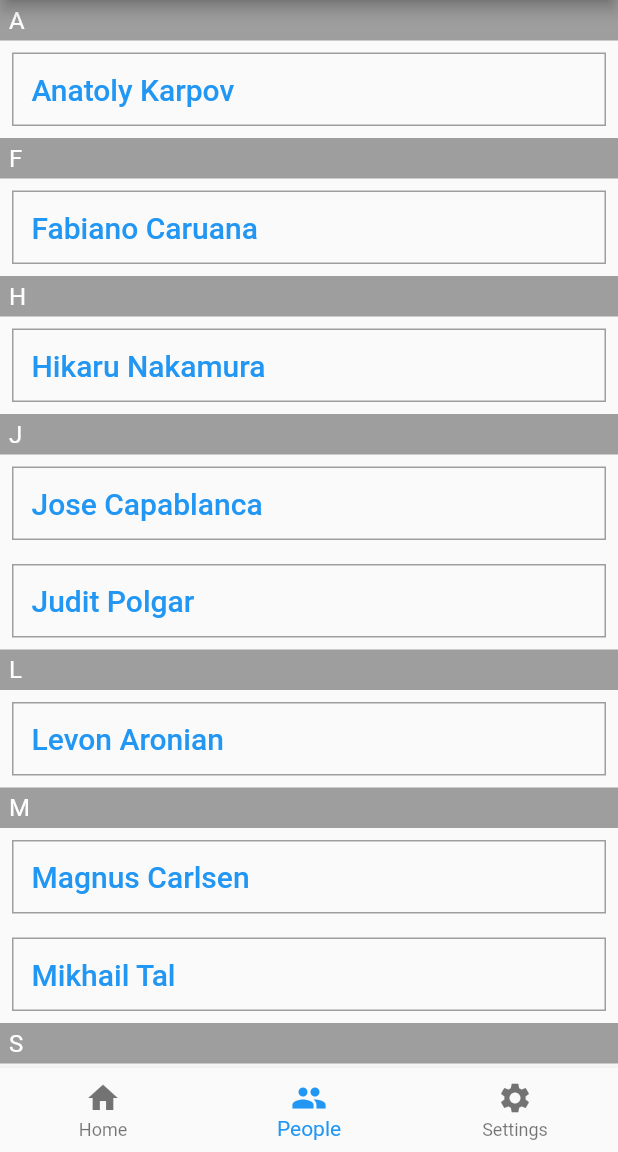
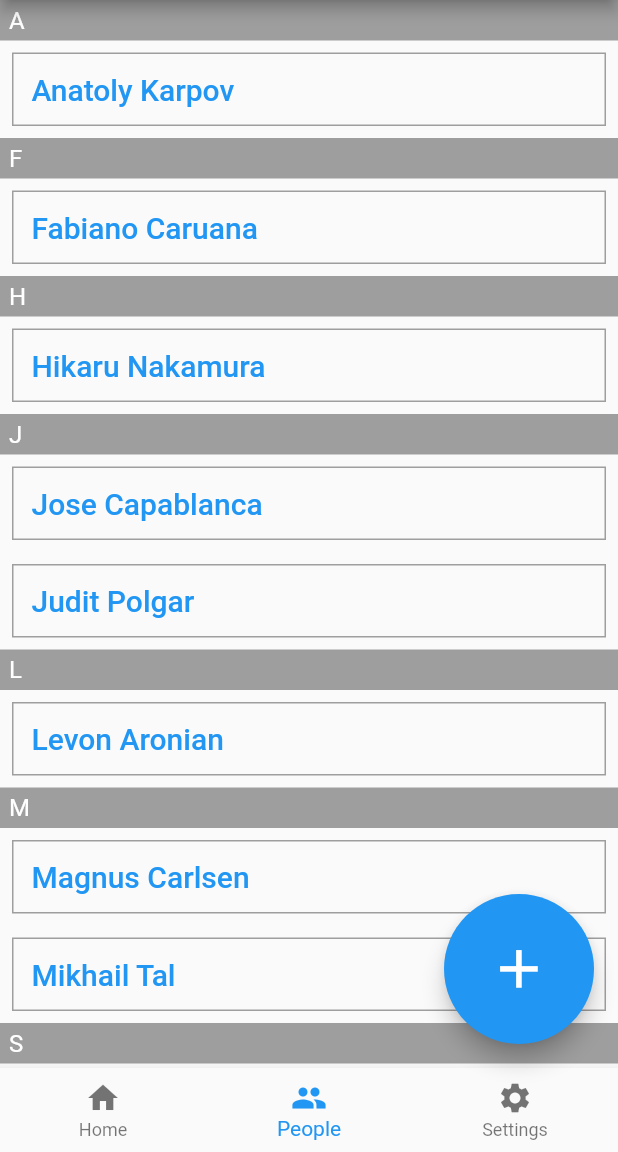
Before and after one commit to eeoooue/BirthdayTracker, a Flutter app: the ProfileDirectory screen opened by its route, on a phone screen of 412 x 824 dp, the part 84-1236 px from its top. Run offline on Flutter 3.47's test engine with Material 2 defaults, Android fonts, the phone set to English and light mode, and no system bars.

Commit message:
added FloatingActionButton to ProfileDirectory for adding BirthdayProfiles to the app

```diff
--- a/birthdaytracker/lib/pages/profiledirectory.dart
+++ b/birthdaytracker/lib/pages/profiledirectory.dart
@@ -1,5 +1,8 @@
 import 'dart:collection';
 
+import 'package:birthdaytracker/pages/addprofile.dart';
+import 'package:birthdaytracker/pages/homefeed.dart';
+import 'package:birthdaytracker/pages/viewprofile.dart';
 import 'package:flutter/material.dart';
 import '../models/birthdayprofile.dart';
 import '../widgets/directoryelements.dart';
@@ -20,6 +23,11 @@ class _ProfileDirectoryState extends State<ProfileDirectory> {
 
   _ProfileDirectoryState() {
     populateElements();
+  }
+
+  void _addProfile() {
+    Navigator.push(
+        context, MaterialPageRoute(builder: (context) => AddProfile()));
   }
 
   void _navigateBottomBar(int index) {
@@ -69,12 +77,23 @@ class _ProfileDirectoryState extends State<ProfileDirectory> {
       bottomNavigationBar: BottomNavigationBar(
           onTap: _navigateBottomBar,
           currentIndex: 1,
-          items: [
+          items: const [
             BottomNavigationBarItem(icon: Icon(Icons.home), label: "Home"),
             BottomNavigationBarItem(icon: Icon(Icons.people), label: "People"),
             BottomNavigationBarItem(
                 icon: Icon(Icons.settings), label: "Settings"),
           ]),
+      floatingActionButton: SizedBox(
+        height: 100,
+        width: 100,
+        child: FittedBox(
+          child: FloatingActionButton(
+              onPressed: () {
+                _addProfile();
+              },
+              child: const Icon(Icons.add)),
+        ),
+      ),
       body: Column(children: [
         Expanded(
             child: ListView.builder(
```
